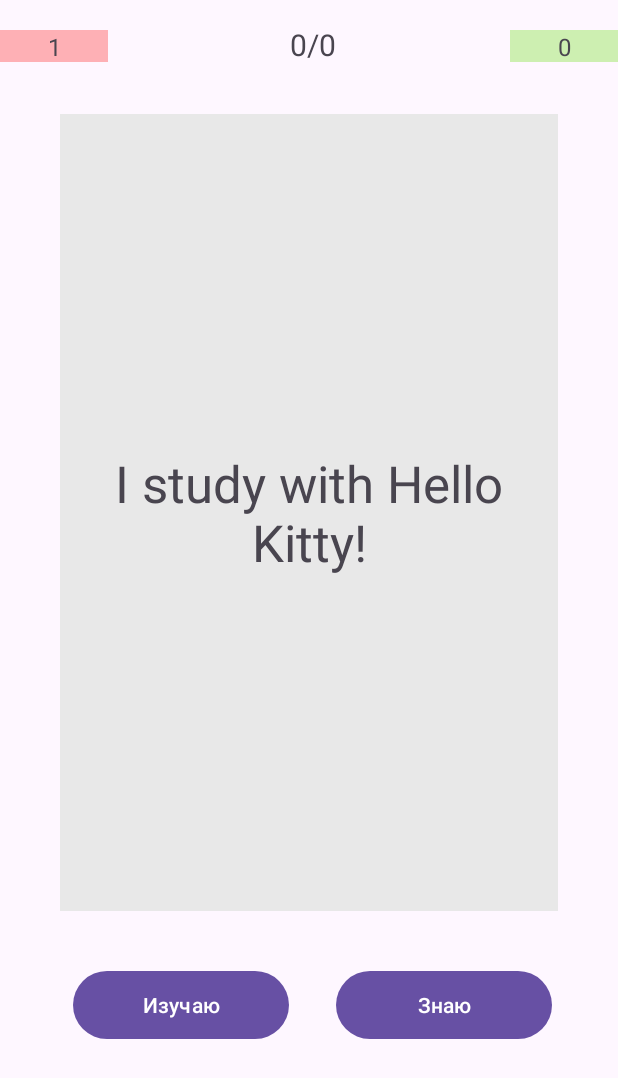
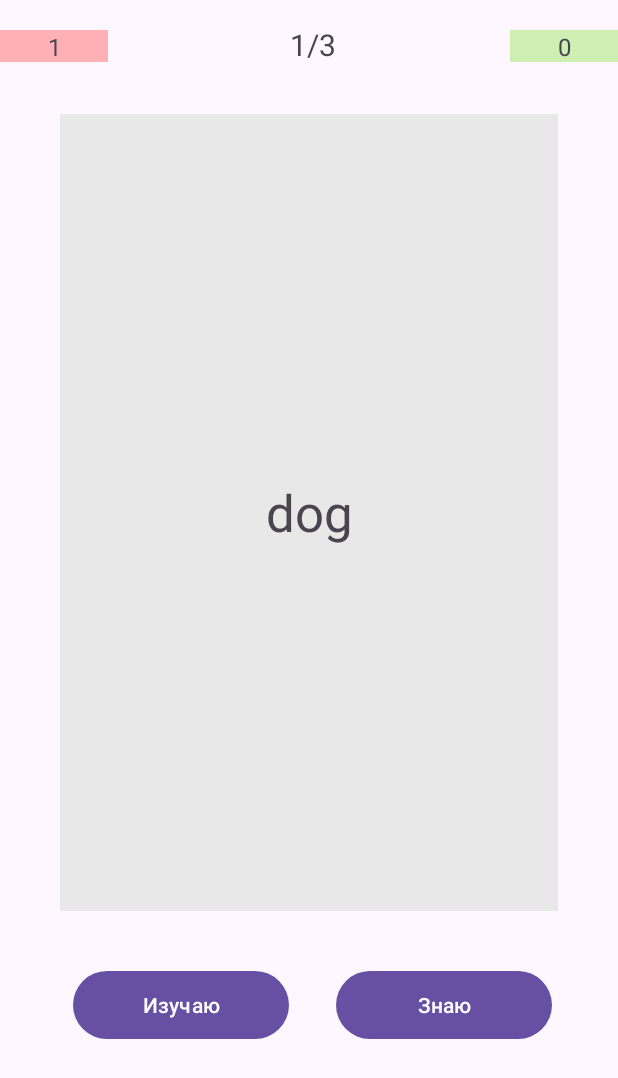
Before and after one commit to ozeemm/Quiz_Cards, an Android app: the screen it shows after launch (MainActivity), after a tap on "Изучаю", on a phone screen of 412 x 824 dp. Shown: the top 1078 px of the screen. Run offline under Robolectric (Android 15) with nearby library versions, the phone set to English and light mode, and no system bars.

Commit message:
Добавила функционал просмотра карточек

```diff
--- a/app/src/main/java/com/example/myapplication/MainActivity.java
+++ b/app/src/main/java/com/example/myapplication/MainActivity.java
@@ -1,44 +1,114 @@
 package com.example.myapplication;
 
-import android.view.View;
 import android.widget.Button;
 import android.widget.TextView;
 import androidx.appcompat.app.AppCompatActivity;
 import android.os.Bundle;
+import com.example.myapplication.Model.Card;
+import com.example.myapplication.Model.ViewingCards;
+
+import java.util.ArrayList;
+import java.util.concurrent.atomic.AtomicInteger;
 
 public class MainActivity extends AppCompatActivity {
+
+    ViewingCards viewingCards = new ViewingCards();
+    Card currCard = new Card();
+    TextView textView;
+    TextView textViewCount;
+    TextView textViewStudy;
+    TextView textViewKnow;
+
+    Button buttonKnow;
+    Button buttonStudy;
 
     @Override
     protected void onCreate(Bundle savedInstanceState) {
         super.onCreate(savedInstanceState);
         setContentView(R.layout.activity_main);
 
+        Card card1 = new Card();
+        card1.setFrontText("cat");
+        card1.setBackText("кошка");
 
-            TextView textView = findViewById(R.id.textView);
-            textView.setText("Hello Kitty!");
+        Card card2 = new Card();
+        card2.setFrontText("dog");
+        card2.setBackText("собака");
 
-            TextView textViewStudy = findViewById(R.id.textViewStudy);
-            TextView textViewKnow = findViewById(R.id.textViewKnow);
+        Card card3 = new Card();
+        card3.setFrontText("rabbit");
+        card3.setBackText("кролик");
 
-            Button buttonKnow = findViewById(R.id.buttonKnow);
-            Button buttonLearn = findViewById(R.id.buttonStudy);
+        ArrayList<Card> cards = new ArrayList<Card>();
+        cards.add(card1);
+        cards.add(card2);
+        cards.add(card3);
 
-            buttonKnow.setOnClickListener(v -> {
-                textView.setText("I know Hello Kitty!");
-                Integer knowCount = Integer.parseInt((String) textViewKnow.getText())+1;
-                String knowCountString = knowCount.toString();
-                textViewKnow.setText(knowCountString);
-            });
+        viewingCards.setCards(cards);
+        currCard = viewingCards.getNextCard();
 
-            buttonLearn.setOnClickListener(v -> {
-                textView.setText("I study with Hello Kitty!");
-                Integer studyCount = Integer.parseInt((String) textViewStudy.getText())+1;
-                String studyCountString = studyCount.toString();
-                textViewStudy.setText(studyCountString);
-            });
+        iniComponents();
 
+        textViewCount.setText(viewingCards.getShownCardsCount()+"/"+viewingCards.getCardsCount());
+
+        textView.setText(currCard.getFrontText());
+
+        textView.setOnClickListener(v -> {
+            if (textView.getText().equals(currCard.getFrontText()))
+                textView.setText(currCard.getBackText());
+            else
+                textView.setText(currCard.getFrontText());
+
+        });
+
+        buttonKnow.setOnClickListener(v -> {
+            addKnowOrNot(true);
+            showNextCard();
+        });
+
+        buttonStudy.setOnClickListener(v -> {
+            addKnowOrNot(false);
+            showNextCard();
+        });
+    }
+
+    private void viewingFinished(){
+        textView.setText("Карточки закончены");
+        textView.setEnabled(false);
+        buttonKnow.setEnabled(false);
+        buttonStudy.setEnabled(false);
+    }
+
+    private void iniComponents(){
+        textView= findViewById(R.id.textView);
+        textViewCount  = findViewById(R.id.textViewCount);
+        textViewStudy = findViewById(R.id.textViewStudy);
+        textViewKnow = findViewById(R.id.textViewKnow);
+        buttonKnow = findViewById(R.id.buttonKnow);
+        buttonStudy = findViewById(R.id.buttonStudy);
+    }
+
+    private void addKnowOrNot(boolean know){
+        if (know){
+            viewingCards.addKnowCardsCount();
+            textViewKnow.setText(""+viewingCards.getKnowCardsCount());
         }
+        else {
+            viewingCards.addStudyCardsCount();
+            textViewStudy.setText(""+viewingCards.getStudyCardsCount());
+        }
+    }
 
+    public void showNextCard(){
+        currCard = viewingCards.getNextCard();
+        textViewCount.setText(viewingCards.getShownCardsCount()+"/"+viewingCards.getCardsCount());
+        if (currCard != null){
+            textView.setText(currCard.getFrontText());
+        }
+        else{
+            viewingFinished();
+        }
+    }
 
 
 }
--- /dev/null
+++ b/app/src/main/java/com/example/myapplication/Model/Card.java
@@ -0,0 +1,33 @@
+package com.example.myapplication.Model;
+
+public class Card {
+    private int id;
+    private String frontText;
+    private String backText;
+    private int packetId;
+
+    public String getFrontText() {
+        return frontText;
+    }
+    public void setFrontText(String frontText) {
+        this.frontText = frontText;
+    }
+    public String getBackText() {
+        return backText;
+    }
+    public void setBackText(String backText) {
+        this.backText = backText;
+    }
+    public int getId() {
+        return id;
+    }
+    public void setId(int id) {
+        this.id = id;
+    }
+    public int getPacketId() {
+        return packetId;
+    }
+    public void setPacketId(int packetId) {
+        this.packetId = packetId;
+    }
+}
--- /dev/null
+++ b/app/src/main/java/com/example/myapplication/Model/ViewingCards.java
@@ -0,0 +1,45 @@
+package com.example.myapplication.Model;
+
+import java.util.ArrayList;
+
+public class ViewingCards {
+    private int currCardId=-1;
+    private int knowCardsCount=0;
+    private int studyCardsCounts=0;
+
+    private ArrayList<Card> cards = new ArrayList<>();
+
+    public Card getNextCard(){
+        currCardId++;
+        if (currCardId>=cards.size())
+            return null;
+        return cards.get(currCardId);
+    }
+    public int getCardsCount(){
+        return cards.size();
+    }
+
+    public int getKnowCardsCount(){
+        return knowCardsCount;
+    }
+
+    public int getStudyCardsCount(){
+        return studyCardsCounts;
+    }
+
+    public void addKnowCardsCount(){
+        knowCardsCount++;
+    }
+
+    public void addStudyCardsCount(){
+        studyCardsCounts++;
+    }
+
+    public int getShownCardsCount(){
+        return knowCardsCount+studyCardsCounts;
+    }
+
+    public void setCards(ArrayList<Card> cards) {
+        this.cards = cards;
+    }
+}
```
Also changed, not shown: app/src/main/java/com/example/myapplication/Model/CardsPacket.java (added, +33 -0 lines), app/src/main/java/com/example/myapplication/Model/Theme.java (added, +28 -0 lines).
